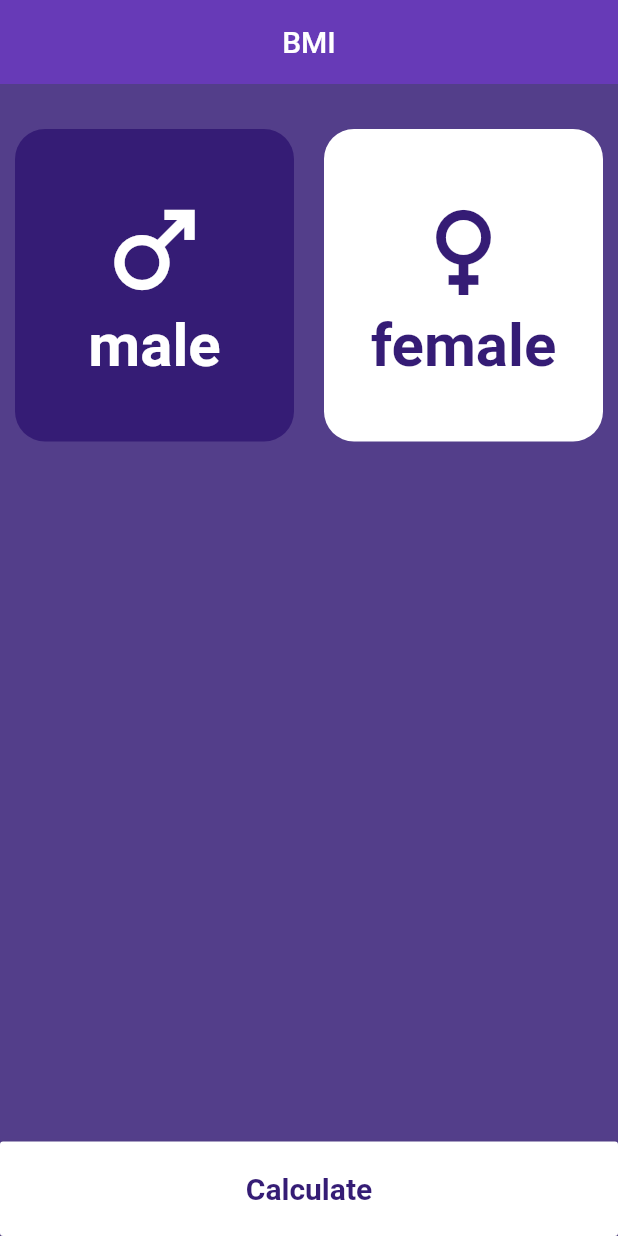
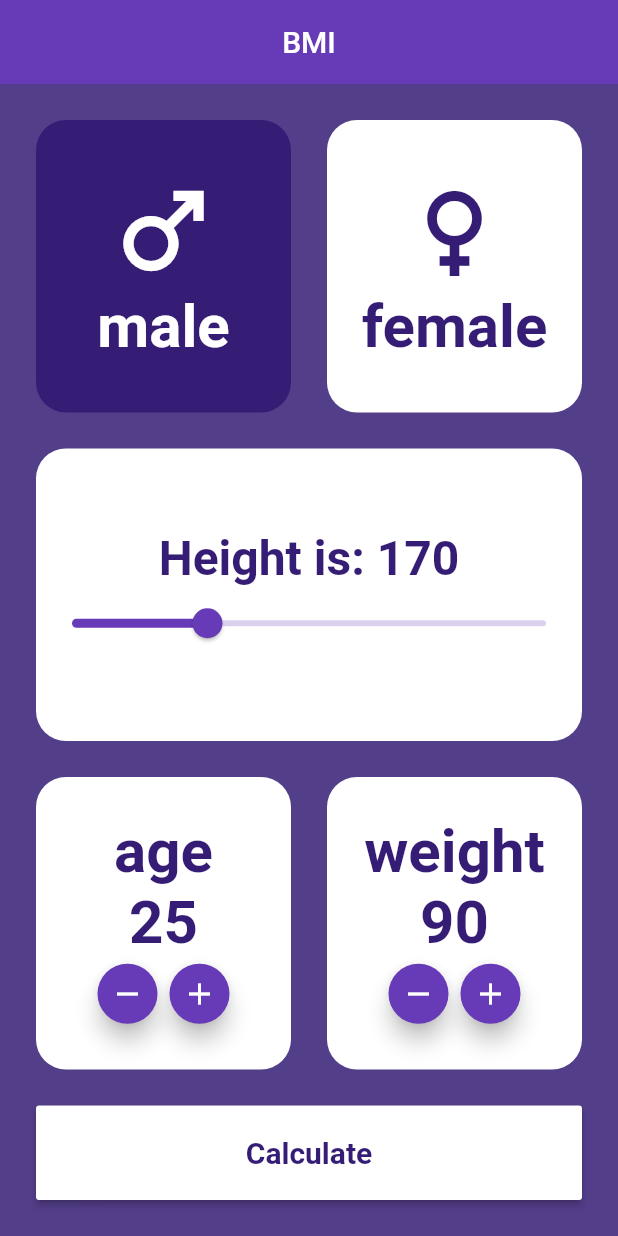
Before and after one commit to MahmoudAlSayed0/bmi_app, a Flutter app: the screen it shows after launch, on a phone screen of 412 x 824 dp. Run offline on Flutter 3.47's test engine with Material 2 defaults, Android fonts, the phone set to English and light mode, and no system bars.

Commit message:
added age and slider and adjusted some logic

```diff
--- a/lib/home_screen.dart
+++ b/lib/home_screen.dart
@@ -12,7 +12,8 @@ class Home_screen extends StatefulWidget {
 
 class _Home_screenState extends State<Home_screen> {
   bool isMale = true;
-
+  int height = 170;
+  Info info = Info(true, 170, 25, 90);
   @override
   Widget build(BuildContext context) {
     return SafeArea(
@@ -25,13 +26,13 @@ class _Home_screenState extends State<Home_screen> {
         backgroundColor: myprimary.shade400,
         body: Center(
           child: Padding(
-            padding: const EdgeInsets.only(top: 20.0),
+            padding: const EdgeInsets.all(24),
             child: Column(
               mainAxisAlignment: MainAxisAlignment.spaceBetween,
               children: [
                 Expanded(
                   child: Row(
-                  mainAxisAlignment: MainAxisAlignment.spaceEvenly,
+                    // mainAxisAlignment: MainAxisAlignment.spaceBetween,
                     children: [
                       Expanded(
                         child: GestureDetector(
@@ -44,6 +45,9 @@ class _Home_screenState extends State<Home_screen> {
                             male: isMale,
                           ),
                         ),
+                      ),
+                      SizedBox(
+                        width: 24,
                       ),
                       Expanded(
                         child: GestureDetector(
@@ -58,22 +62,73 @@ class _Home_screenState extends State<Home_screen> {
                         ),
                       ),
                     ],
+                  ),
+                ),
+                SizedBox(
+                  height: 24,
+                ),
+                Expanded(
+                    child: Container(
+                  decoration: BoxDecoration(
+                    color: Colors.white,
+                    borderRadius: BorderRadius.circular(20),
+                  ),
+                  child: Column(
+                    mainAxisAlignment: MainAxisAlignment.center,
+                    children: [
+                      Text(
+                        'Height is: $height',
+                        style: const TextStyle(
+                          color: myprimary,
+                          fontSize: 32,
+                          fontWeight: FontWeight.w700,
+                        ),
+                      ),
+                      Slider(
+                        value: height.toDouble(),
+                        onChanged: (value) {
+                          setState(() {
+                            height = value.round();
+                          });
+                        },
+                        max: 220,
+                        min: 150,
+                      ),
+                    ],
+                  ),
                 )),
-                Expanded(child: Row()),
-                Expanded(child: Row()),
+                SizedBox(
+                  height: 24,
+                ),
+                Expanded(
+                  child: Row(children: [
+                    Expanded(
+                        child:
+                            adjustValue(context, info: info, valueName: 'age')),
+                    SizedBox(
+                      width: 24,
+                    ),
+                    Expanded(
+                        child: adjustValue(context,
+                            info: info, valueName: 'weight')),
+                  ]),
+                ),
+                SizedBox(
+                  height: 24,
+                ),
                 MaterialButton(
                   color: Colors.white,
                   minWidth: double.infinity,
                   padding: EdgeInsets.symmetric(vertical: 20),
                   onPressed: () {},
-                  child: Text(
+                  textColor: myprimary,
+                  child: const Text(
                     'Calculate',
                     style: TextStyle(
                       fontSize: 20,
                       fontWeight: FontWeight.bold,
                     ),
                   ),
-                  textColor: myprimary,
                 ),
               ],
             ),
@@ -96,7 +151,6 @@ class _Home_screenState extends State<Home_screen> {
 
   Widget gender(BuildContext context, {required text, required bool male}) {
     return Container(
-      margin: const EdgeInsets.all(10),
       decoration: BoxDecoration(
           color: !((male) ^ (text == 'male')) ? myprimary : Colors.white,
           borderRadius: BorderRadius.circular(20)),
@@ -118,4 +172,54 @@ class _Home_screenState extends State<Home_screen> {
       ),
     );
   }
+
+  Widget adjustValue(BuildContext context,
+      {String? valueName, required Info info}) {
+    return Container(
+      decoration: BoxDecoration(
+          color: Colors.white, borderRadius: BorderRadius.circular(20)),
+      child: Column(
+        mainAxisAlignment: MainAxisAlignment.center,
+        children: [
+          Text(
+            valueName!,
+            style: normalTextStyle,
+          ),
+          Text(
+            (valueName == 'age' ? info.age : info.weight).toString(),
+            style: normalTextStyle,
+          ),
+          Row(
+            mainAxisAlignment: MainAxisAlignment.center,
+            children: [
+              FloatingActionButton(
+                onPressed: () {
+                  setState(
+                      () => valueName == 'age' ? info.age-- : info.weight--);
+                },
+                mini: true,
+                child: Icon(Icons.remove),
+              ),
+              FloatingActionButton(
+                onPressed: () {
+                  setState(
+                      () => valueName == 'age' ? info.age++ : info.weight++);
+                },
+                mini: true,
+                child: Icon(Icons.add),
+              ),
+            ],
+          ),
+        ],
+      ),
+    );
   }
+}
+
+class Info {
+  bool isMale;
+  int height;
+  int age;
+  int weight;
+  Info(this.isMale, this.height, this.age, this.weight);
+}
```
Lines whose indentation alone changed are shown as unchanged.
